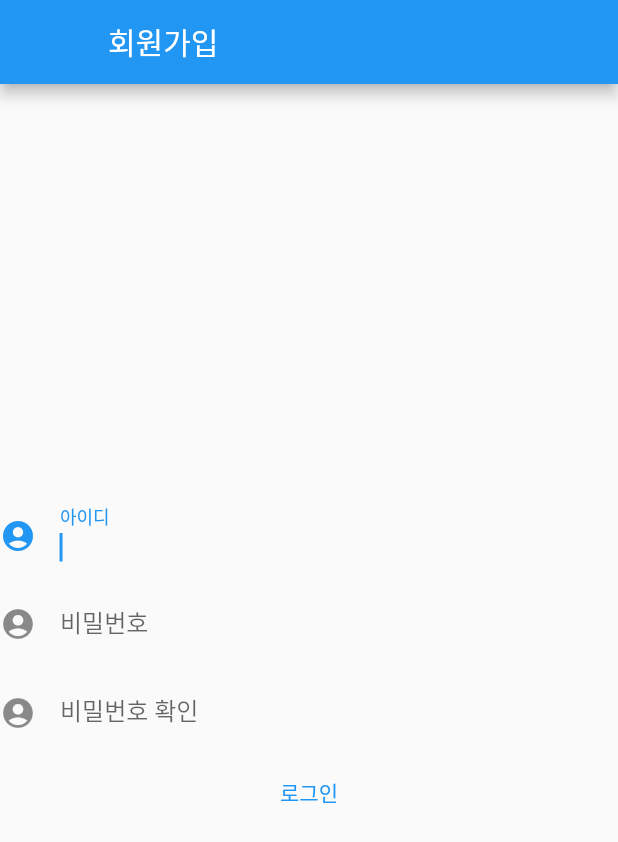
After one commit to TEAM-DEFINITION/hybrid_access_app, a Flutter app: the screen it shows after launch, after a tap on "아직 회원이 아니신가요?", on a phone screen of 412 x 824 dp. The commit adds this screen. Shown: the top 842 px of the screen. Run offline on Flutter 3.47's test engine with Material 2 defaults, Android fonts, the phone set to English and light mode, and no system bars; missing offline and left inert: dart:ffi, encrypt; network calls fail.

Commit message:
Update singup

```diff
--- a/lib/login_page.dart
+++ b/lib/login_page.dart
@@ -1,5 +1,6 @@
 import 'package:flutter/material.dart';
 import 'package:http/http.dart' as http;
+import 'package:hybrid_access_app/signup_page.dart';
 import 'dart:convert';
 
 import 'package:hybrid_access_app/tab_page.dart';
@@ -22,7 +23,7 @@ class _LoginPageState extends State<LoginPage> {
       isLoading = true;
     });
     final response = await http.post(
-      Uri.parse("http://112.156.0.196:55555/app/signup"),
+      Uri.parse("http://112.156.0.196:55555/app/login"),
       headers: <String, String> {
         'Content-Type': 'application/x-www-form-urlencoded',
       },
@@ -33,20 +34,56 @@ class _LoginPageState extends State<LoginPage> {
       ,
     );
     if(response.statusCode == 200){
-      setState(() {
+      isLoading = false;
 
-        file.genesisWrite(_controller.text);
+      if (response.body == "200") {
 
         Navigator.push(context, MaterialPageRoute(builder: (context) =>
-          TabPage(data:"로그인성공\n 이름 : "+_controller.text,
-                  userid: _controller.text,
-                  userPwd: _controller2.text,
-          )));
-      });
+        TabPage(data:"로그인성공\n 이름 : "+_controller.text,
+                userid: _controller.text,
+                userPwd: _controller2.text,
+        )));
+
+      } else {
+
+        _showDialogLoginFail();
+
+      }
+
     } else{
       throw Exception("failed to load data");
 
     }
+  }
+
+void _showDialogLoginFail() {
+    showDialog(
+      context: context,
+      builder: (BuildContext context) {
+        // return object of type Dialog
+        return AlertDialog(
+          title: new Text("로그인 실패"),
+          content: new Text("아이디가 존재하지 않습니다!!"),
+          actions: <Widget>[
+            new FlatButton(
+              child: new Text("닫기"),
+              onPressed: () {
+                Navigator.pop(context);
+              },
+            ),
+          ],
+        );
+      },
+    );
+    _controller.text = "";
+    _controller2.text = "";
+
+  }
+
+  _signup() async {
+
+    Navigator.push(context, MaterialPageRoute(builder: (context) => SignUp()));
+
   }
 
   @override
@@ -92,6 +129,7 @@ class _LoginPageState extends State<LoginPage> {
                 child:
                   TextFormField(
                     controller: _controller2,
+                    obscureText: true,
                     autofocus: true,
                     decoration:
                       InputDecoration(
@@ -113,7 +151,20 @@ class _LoginPageState extends State<LoginPage> {
                     }
                   )
 
-              )
+              ),
+              Center(
+                child:
+                  TextButton(
+                    child:
+                      Text("아직 회원이 아니신가요?"),
+                    style:
+                      TextButton.styleFrom(primary:Colors.grey),
+                    onPressed: (){
+                      _signup();
+                    }
+                  )
+
+              ),
             ]
           )
 
--- /dev/null
+++ b/lib/signup_page.dart
@@ -0,0 +1,196 @@
+import 'package:flutter/material.dart';
+import 'package:http/http.dart' as http;
+import 'file_manage.dart' as file;
+
+
+class SignUp extends StatefulWidget {
+  @override
+  _SignUpState createState() => _SignUpState();
+}
+
+class _SignUpState extends State<SignUp> {
+
+  final TextEditingController _idcontroller = TextEditingController();
+  final TextEditingController _pwdcontroller = TextEditingController();
+  final TextEditingController _pwdcheckcontroller = TextEditingController();
+  final TextEditingController _phonecontroller = TextEditingController();
+  bool isLoading = false;
+
+  _fetchSignUp() async {
+
+    if (_pwdcontroller.text == _pwdcheckcontroller.text) {
+        setState(() {
+        isLoading = true;
+      });
+
+      final response = await http.post(
+        Uri.parse("http://112.156.0.196:55555/app/signup"),
+        headers: <String, String> {
+          'Content-Type': 'application/x-www-form-urlencoded',
+        },
+        body: <String, String>{
+          'user_id' : _idcontroller.text,
+          'user_pwd' : _pwdcontroller.text,
+        }
+        ,
+      );
+
+      if(response.statusCode == 200){
+
+        if (response.body == "401") {
+
+          _showDialogIdFail();
+
+        } else {
+
+          setState(() {
+          file.genesisWrite(_idcontroller.text, _pwdcontroller.text);
+          isLoading = false;
+          Navigator.pop(context);
+
+          });
+
+        }
+
+
+      } else{
+        throw Exception("failed to load data");
+
+      }
+
+    } else {
+      _showDialogPwdFail();
+    }
+
+  }
+
+  void _showDialogIdFail() {
+    showDialog(
+      context: context,
+      builder: (BuildContext context) {
+        // return object of type Dialog
+        return AlertDialog(
+          title: new Text("회원가입 실패"),
+          content: new Text("중복된 아이디입니다!!"),
+          actions: <Widget>[
+            new FlatButton(
+              child: new Text("닫기"),
+              onPressed: () {
+                Navigator.pop(context);
+              },
+            ),
+          ],
+        );
+      },
+    );
+    _idcontroller.text = "";
+    _pwdcontroller.text = "";
+    _pwdcheckcontroller.text = "";
+
+  }
+
+  void _showDialogPwdFail() {
+    showDialog(
+      context: context,
+      builder: (BuildContext context) {
+        // return object of type Dialog
+        return AlertDialog(
+          title: new Text("회원가입 실패"),
+          content: new Text("비밀번호가 다릅니다!!"),
+          actions: <Widget>[
+            new FlatButton(
+              child: new Text("닫기"),
+              onPressed: () {
+                Navigator.pop(context);
+              },
+            ),
+          ],
+        );
+      },
+    );
+    _pwdcontroller.text = "";
+    _pwdcheckcontroller.text = "";
+
+  }
+
+  @override
+  Widget build(BuildContext context) {
+    Size screenSize = MediaQuery.of(context).size;
+    double width = screenSize.width;
+    double height = screenSize.height;
+
+    return SafeArea(
+      child: Scaffold(
+        appBar: AppBar(
+          title: Text("회원가입", style: TextStyle(color: Colors.white)),
+          backgroundColor: Colors.blue,
+          leading: Container(),
+
+        ),
+
+        body:
+          Column(
+            mainAxisAlignment: MainAxisAlignment.center,
+            crossAxisAlignment: CrossAxisAlignment.center,
+            children : <Widget>[
+              Center(
+                child:
+                  TextFormField(
+                    controller: _idcontroller,
+                    autofocus: true,
+                    decoration:
+                      InputDecoration(
+                        icon: Icon(Icons.account_circle),
+                        border: InputBorder.none,
+                        labelText: "아이디",
+                      ),
+                  ),
+              ),
+              Center(
+                child:
+                  TextFormField(
+                    controller: _pwdcontroller,
+                    obscureText: true,
+                    autofocus: true,
+                    decoration:
+                      InputDecoration(
+                        icon: Icon(Icons.account_circle),
+                        border: InputBorder.none,
+                        labelText: "비밀번호",
+                      ),
+                  ),
+              ),
+              Center(
+                child:
+                  TextFormField(
+                    controller: _pwdcheckcontroller,
+                    obscureText: true,
+                    autofocus: true,
+                    decoration:
+                      InputDecoration(
+                        icon: Icon(Icons.account_circle),
+                        border: InputBorder.none,
+                        labelText: "비밀번호 확인",
+                      ),
+                  ),
+              ),
+              Center(
+                child:
+                  TextButton(
+                    child:
+                      Text("로그인"),
+                    style:
+                      TextButton.styleFrom(primary:Colors.blue),
+                    onPressed: (){
+                      _fetchSignUp();
+                    }
+                  )
+
+              ),
+            ]
+          )
+
+      ),
+    );
+  }
+}
```
Also changed, not shown: lib/file_manage.dart (+10 -5 lines), 1 other file.
